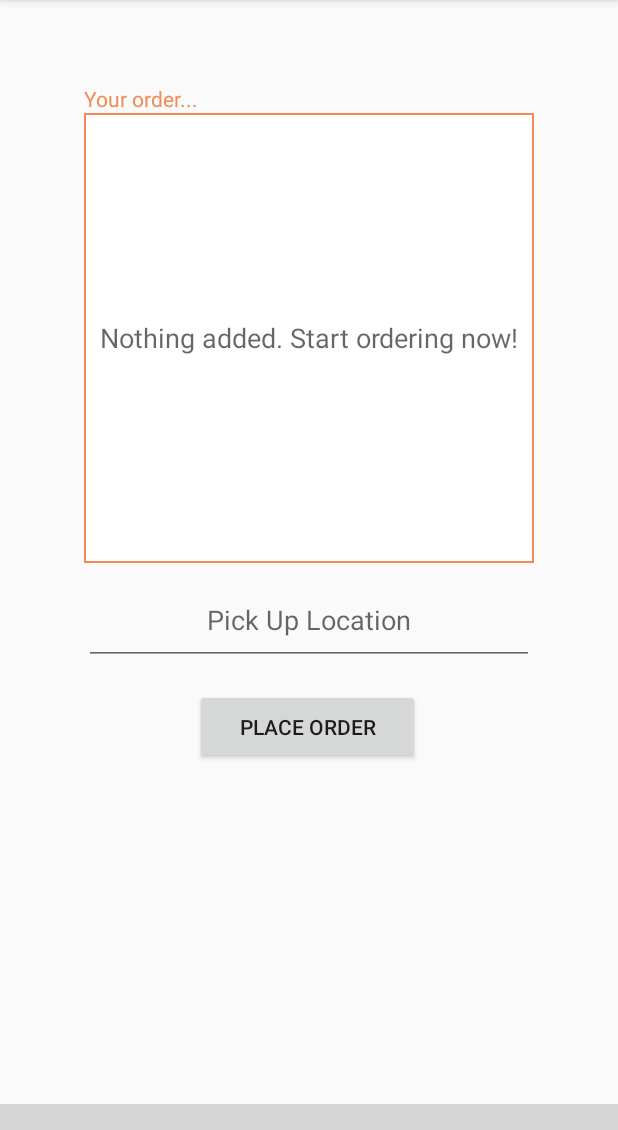
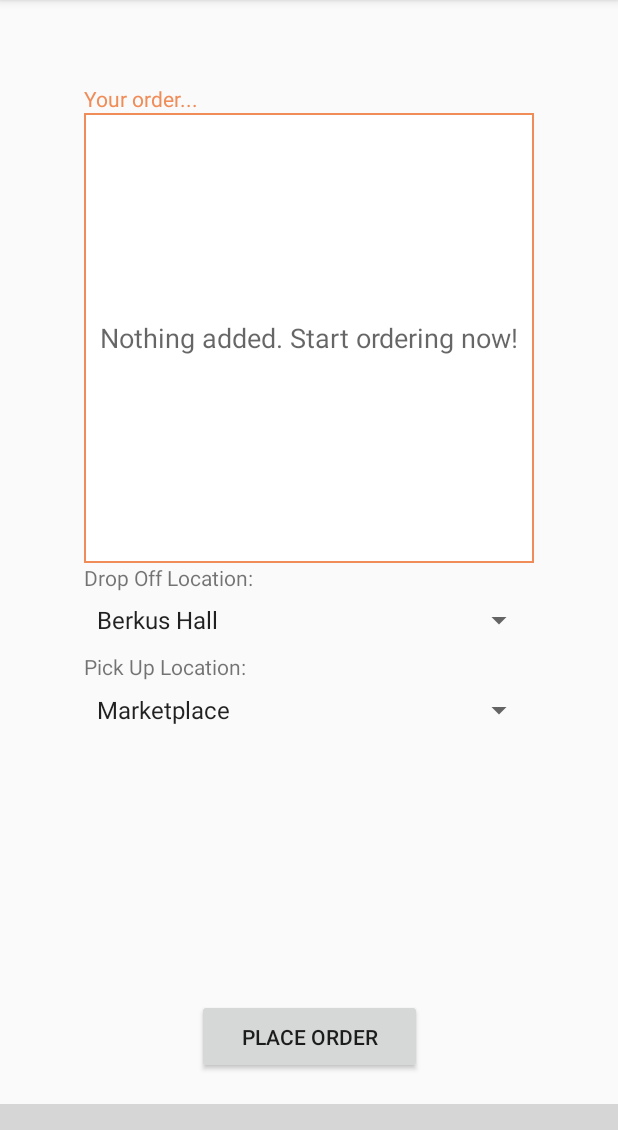
Before and after one commit to figueroaluis/DormDash, an Android app: the fragment FragmentOrder placed in its activity, on a phone screen of 412 x 824 dp, the part 84-1214 px from its top. Run offline under Robolectric (Android 15) with nearby library versions, the phone set to English and light mode, and no system bars; libraries missing offline, so code that uses them is left out: com.aurelhubert.ahbottomnavigation, com.loopj.android, cz.msebera.android; plain views replace AHBottomNavigation; 19 statements that could not run were skipped; grey boxes are pictures that could not be loaded.

Commit message:
Pickup/dropoff locations drop down done. works with server too

```diff
--- a/app/src/main/java/com/figueroaluis/dormdash/FragmentAcceptOrders.java
+++ b/app/src/main/java/com/figueroaluis/dormdash/FragmentAcceptOrders.java
@@ -19,6 +19,7 @@ import com.loopj.android.http.RequestParams;
 import java.util.List;
 
 import cz.msebera.android.httpclient.Header;
+import cz.msebera.android.httpclient.cookie.Cookie;
 
 public class FragmentAcceptOrders extends Fragment implements View.OnClickListener  {
     private AsyncHttpClient client;
@@ -35,13 +36,21 @@ public class FragmentAcceptOrders extends Fragment implements View.OnClickListen
             /** CORRECT **/
             client = new AsyncHttpClient();
             PersistentCookieStore cookieStore = new PersistentCookieStore(getActivity());
-            List cookies = cookieStore.getCookies();
-            System.out.println("COOKIE SHIT" + cookies.get(0));
-            String str = cookies.get(0).toString();
-            System.out.println(str);
+
+            String cookieName = "";
+            String cookieValue = "";
+            List<Cookie> cook = cookieStore.getCookies();
+            for (Cookie c : cook) {
+                cookieName = c.getName().toString();
+                cookieValue = c.getValue().toString();
+                System.out.println(cookieName);
+                System.out.println(cookieValue);
+            }
+
 
             RequestParams params = new RequestParams();
             params.put("username", "Sam");
+            params.put("Authorization", cookieValue);
 //            params.put("foodOrder", orderText.getText().toString());
 //            params.put("orderPickupLocation", pickUpLocationText.getText().toString());
 
--- a/app/src/main/java/com/figueroaluis/dormdash/FragmentOrder.java
+++ b/app/src/main/java/com/figueroaluis/dormdash/FragmentOrder.java
@@ -8,8 +8,11 @@ import android.support.v4.app.Fragment;
 import android.view.LayoutInflater;
 import android.view.View;
 import android.view.ViewGroup;
+import android.widget.AdapterView;
+import android.widget.ArrayAdapter;
 import android.widget.Button;
 import android.widget.EditText;
+import android.widget.Spinner;
 import android.widget.TextView;
 import android.widget.Toast;
 
@@ -17,10 +20,11 @@ import com.loopj.android.http.*;
 import cz.msebera.android.httpclient.Header;
 import cz.msebera.android.httpclient.cookie.Cookie;
 
+import java.lang.reflect.Array;
 import java.util.List;
 
 
-public class FragmentOrder extends Fragment implements View.OnClickListener  {
+public class FragmentOrder extends Fragment implements View.OnClickListener {
     private AsyncHttpClient client;
 
 
@@ -28,8 +32,11 @@ public class FragmentOrder extends Fragment implements View.OnClickListener  {
     Button placeButton;
     TextView orderLabel;
     EditText orderText;
-    EditText pickUpLocationText;
+    EditText dropOffLocationText, pickUpLocationText;
+    Spinner pickUpLocations, dropOffLocations;
     String token = null;
+
+    String pickUpLocation, dropOffLocation;
 
 
     @Override
@@ -43,15 +50,29 @@ public class FragmentOrder extends Fragment implements View.OnClickListener  {
             /** CORRECT **/
             client = new AsyncHttpClient();
             PersistentCookieStore cookieStore = new PersistentCookieStore(getActivity());
-            List cookies = cookieStore.getCookies();
-            System.out.println("COOKIE SHIT" + cookies.get(0));
-            String str = cookies.get(0).toString();
-            System.out.println(str);
+
+            String cookieName = "";
+            String cookieValue = "";
+            List<Cookie> cook = cookieStore.getCookies();
+            for (Cookie c : cook) {
+                cookieName = c.getName().toString();
+                cookieValue = c.getValue().toString();
+                System.out.println(cookieName);
+                System.out.println(cookieValue);
+            }
+
+//            System.out.println("PICK UP LOCATION: " + pickUpLocation);
+//            System.out.println("DROP OFF LOCATION: " + dropOffLocation);
+
 
             RequestParams params = new RequestParams();
             params.put("username", "Sam");
             params.put("foodOrder", orderText.getText().toString().trim());
-            params.put("orderPickupLocation", pickUpLocationText.getText().toString().trim());
+//            params.put("orderPickupLocation", pickUpLocationText.getText().toString().trim());
+//            params.put("orderDropoffLocation", dropOffLocationText.getText().toString().trim());
+            params.put("orderPickupLocation", pickUpLocation);
+            params.put("orderDropoffLocation", dropOffLocation);
+            params.put("Authorization", cookieValue);
             //put drop off location
 //            /** CORRECT **/
 //            client = new AsyncHttpClient();
@@ -108,18 +129,17 @@ public class FragmentOrder extends Fragment implements View.OnClickListener  {
         List cookies = cookieStore.getCookies();
 //        System.out.println("PARSE" + java.net.HttpCookie.parse(cookies.get(0).toString()));
         System.out.println(cookies.get(0));
-        System.out.println("FUCK");
         System.out.println(cookies.get(0).getClass().getName());
 
-        String cookieName = "";
-        String cookieValue = "";
-        List<Cookie> cook = cookieStore.getCookies();
-        for (Cookie c : cook) {
-            cookieName = c.getName().toString();
-            cookieValue = c.getValue().toString();
-            System.out.println(cookieName);
-            System.out.println(cookieValue);
-        }
+//        String cookieName = "";
+//        String cookieValue = "";
+//        List<Cookie> cook = cookieStore.getCookies();
+//        for (Cookie c : cook) {
+//            cookieName = c.getName().toString();
+//            cookieValue = c.getValue().toString();
+//            System.out.println(cookieName);
+//            System.out.println(cookieValue);
+//        }
 
 //        HttpCookie httpCookie = HttpCookie.parse(cookies.get(0)).get(0);
 //
@@ -129,18 +149,45 @@ public class FragmentOrder extends Fragment implements View.OnClickListener  {
 
         View view = inflater.inflate(R.layout.fragment_order, container, false);
 
-        orderText = (EditText) view.findViewById(R.id.editText_enterOrder);
-        pickUpLocationText = (EditText) view.findViewById(R.id.editText_pickUpLocation);
+        orderText = view.findViewById(R.id.editText_enterOrder);
+
+        pickUpLocations = view.findViewById(R.id.spinner_pickUpLocation);
+        ArrayAdapter<CharSequence> adapter = ArrayAdapter.createFromResource(this.getContext(), R.array.pickuplocations, android.R.layout.simple_spinner_item);
+        adapter.setDropDownViewResource(android.R.layout.simple_spinner_dropdown_item);
+        pickUpLocations.setAdapter(adapter);
+        pickUpLocations.setOnItemSelectedListener(new AdapterView.OnItemSelectedListener() {
+            @Override
+            public void onItemSelected(AdapterView<?> adapterView, View view, int i, long l) {
+                pickUpLocation = adapterView.getItemAtPosition(i).toString();
+            }
+
+            @Override
+            public void onNothingSelected(AdapterView<?> adapterView) {
+
+            }
+        });
+
+        dropOffLocations = view.findViewById(R.id.spinner_dropOffLocation);
+        ArrayAdapter<CharSequence> adapter1 = ArrayAdapter.createFromResource(this.getContext(), R.array.dropofflocations, android.R.layout.simple_spinner_item);
+        adapter1.setDropDownViewResource(android.R.layout.simple_spinner_dropdown_item);
+        dropOffLocations.setAdapter(adapter1);
+        dropOffLocations.setOnItemSelectedListener(new AdapterView.OnItemSelectedListener() {
+            @Override
+            public void onItemSelected(AdapterView<?> adapterView, View view, int i, long l) {
+                dropOffLocation = adapterView.getItemAtPosition(i).toString();
+            }
+
+            @Override
+            public void onNothingSelected(AdapterView<?> adapterView) {
+
+            }
+        });
 
         placeButton = (Button) view.findViewById(R.id.button_placeButton);
         placeButton.setOnClickListener(this);
-
-
 
         return view;
 
     }
 
-
-
 }
--- a/app/src/main/res/layout/fragment_order.xml
+++ b/app/src/main/res/layout/fragment_order.xml
@@ -38,29 +38,58 @@
         android:layout_width="150dp"
         android:layout_height="50dp"
         android:layout_marginStart="8dp"
-        android:layout_marginTop="16dp"
         android:layout_marginEnd="8dp"
+        android:layout_marginBottom="52dp"
         android:gravity="center"
         android:text="Place Order"
+        app:layout_constraintBottom_toBottomOf="parent"
         app:layout_constraintEnd_toEndOf="parent"
-        app:layout_constraintHorizontal_bias="0.497"
-        app:layout_constraintStart_toStartOf="parent"
-        app:layout_constraintTop_toBottomOf="@+id/editText_pickUpLocation" />
+        app:layout_constraintStart_toStartOf="parent" />
 
-    <EditText
-        android:id="@+id/editText_pickUpLocation"
+    <Spinner
+        android:id="@+id/spinner_pickUpLocation"
         android:layout_width="300dp"
         android:layout_height="60dp"
         android:layout_marginStart="8dp"
         android:layout_marginTop="8dp"
         android:layout_marginEnd="8dp"
-        android:ems="10"
-        android:gravity="center"
-        android:hint="Pick Up Location"
-        android:inputType="text"
+        android:layout_marginBottom="8dp"
+        app:layout_constraintBottom_toTopOf="@+id/button_placeButton"
         app:layout_constraintEnd_toEndOf="parent"
+        app:layout_constraintHorizontal_bias="0.505"
+        app:layout_constraintStart_toStartOf="parent"
+        app:layout_constraintTop_toBottomOf="@+id/editText_enterOrder"
+        app:layout_constraintVertical_bias="0.0" />
+
+    <Spinner
+        android:id="@+id/spinner_dropOffLocation"
+        android:layout_width="300dp"
+        android:layout_height="60dp"
+        android:layout_marginStart="8dp"
+        android:layout_marginEnd="8dp"
+        app:layout_constraintEnd_toEndOf="parent"
+        app:layout_constraintHorizontal_bias="0.505"
+        app:layout_constraintStart_toStartOf="parent"
+        app:layout_constraintTop_toBottomOf="@+id/spinner_pickUpLocation" />
+
+    <TextView
+        android:id="@+id/textView_dropOff"
+        android:layout_width="wrap_content"
+        android:layout_height="wrap_content"
+        android:layout_marginStart="56dp"
+        android:text="Drop Off Location:"
         app:layout_constraintStart_toStartOf="parent"
         app:layout_constraintTop_toBottomOf="@+id/editText_enterOrder" />
 
+    <TextView
+        android:id="@+id/textView_pickUp"
+        android:layout_width="wrap_content"
+        android:layout_height="wrap_content"
+        android:layout_marginStart="56dp"
+        android:layout_marginTop="40dp"
+        android:text="Pick Up Location:"
+        app:layout_constraintStart_toStartOf="parent"
+        app:layout_constraintTop_toBottomOf="@+id/textView_dropOff" />
+
 
 </android.support.constraint.ConstraintLayout>
--- a/app/src/main/res/values/strings.xml
+++ b/app/src/main/res/values/strings.xml
@@ -1,3 +1,25 @@
 <resources>
     <string name="app_name">DormDash</string>
+
+    <string-array name="pickuplocations">
+        <item>Berkus Hall</item>
+        <item>Braun Hall</item>
+        <item>Norris Hall</item>
+        <item>Stearns Hall</item>
+        <item>Stewart_Cleland Hall</item>
+        <item>Pauley Hall</item>
+        <item>Bell-Young Hall</item>
+        <item>Erdman Hall</item>
+        <item>Wylie Hall</item>
+        <item>Newcomb Hall</item>
+        <item>Chilcott Hall</item>
+        <item>Haines Hall</item>
+    </string-array>
+
+    <string-array name="dropofflocations">
+        <item>Marketplace</item>
+        <item>Tiger Cooler</item>
+        <item>Green Bean</item>
+        <item>Coffee Cart</item>
+    </string-array>
 </resources>
```
